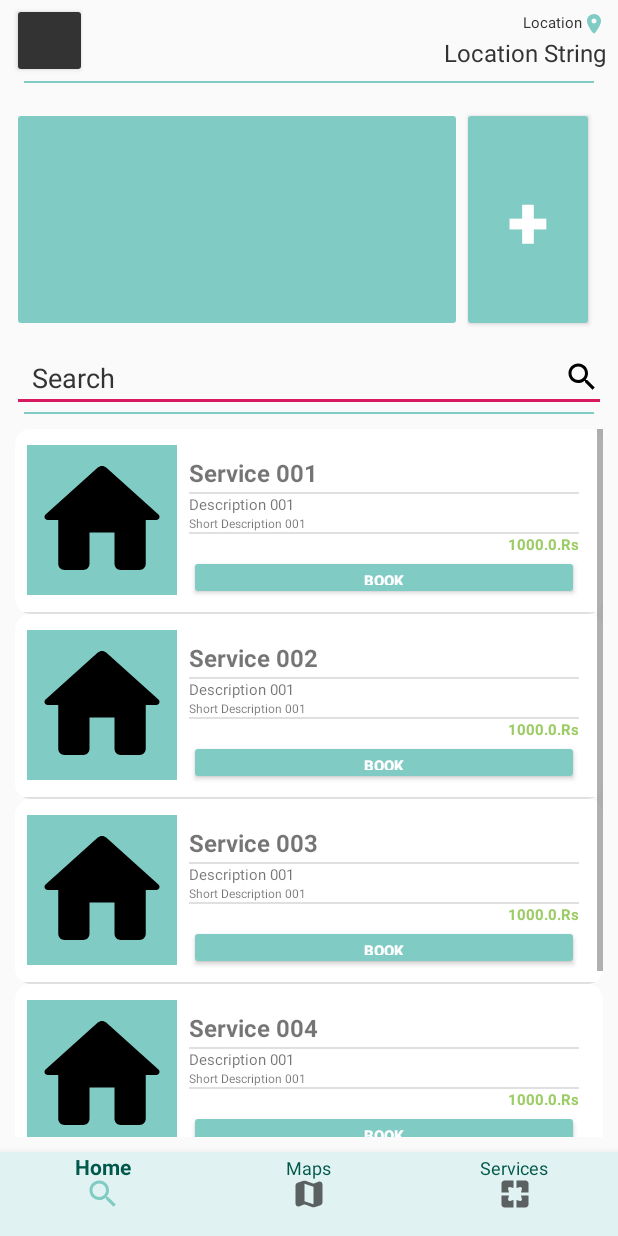
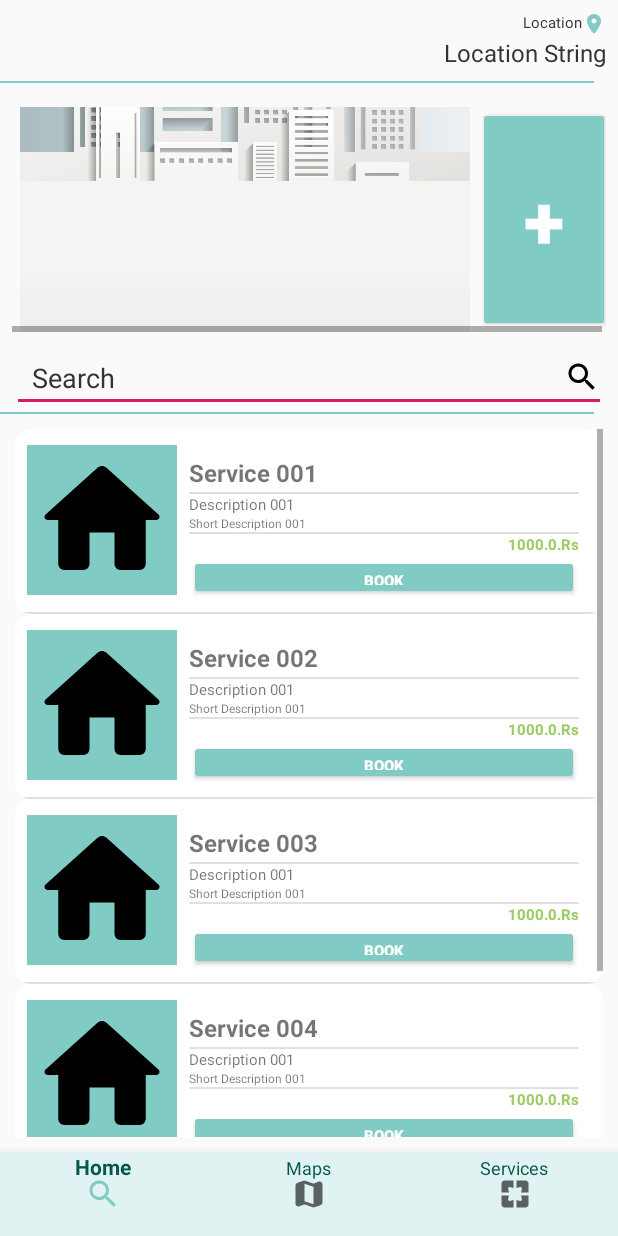
Before and after one commit to mayurs-code/Buildovo, an Android app: the MainActivity screen opened directly, with no data from a screen before it, on a phone screen of 412 x 824 dp. Run offline under Robolectric (Android 15) with nearby library versions, the phone set to English and light mode, and no system bars.

Commit message:
Initial Commit sidebar updated advertize changed from imagebutton to imageview

```diff
--- a/app/src/main/java/com/InfinitySolutions/buildovo/MainActivity.java
+++ b/app/src/main/java/com/InfinitySolutions/buildovo/MainActivity.java
@@ -12,6 +12,7 @@ import android.Manifest;
 import android.content.Context;
 import android.content.Intent;
 import android.content.pm.PackageManager;
+import android.content.res.Resources;
 import android.location.Address;
 import android.location.Geocoder;
 import android.location.Location;
@@ -24,6 +25,7 @@ import android.view.LayoutInflater;
 import android.view.View;
 import android.widget.Button;
 import android.widget.ImageButton;
+import android.widget.ImageView;
 import android.widget.LinearLayout;
 import android.widget.TextView;
 
@@ -219,9 +221,11 @@ public class MainActivity extends AppCompatActivity {
 
     public void create_advertise_button(View view)// creating new header advertise button
     {
-        ImageButton sample_button =(ImageButton)findViewById(R.id.ad_button_first);
+        ImageView sample_button =(ImageView)findViewById(R.id.ad_button_first);
         LinearLayout advertize_layout=(LinearLayout)findViewById(R.id.advertize_linear_layout);
-        ImageButton new_button=new ImageButton(this);
+        ImageView new_button=new ImageView(this);
+        new_button.setScaleType(ImageView.ScaleType.CENTER_CROP);
+        new_button.setImageDrawable(getDrawable(R.drawable.login_back));
         new_button.setLayoutParams(sample_button.getLayoutParams());
         advertize_layout.addView(new_button,0);
     }
--- a/app/src/main/res/layout/activity_main.xml
+++ b/app/src/main/res/layout/activity_main.xml
@@ -1,4 +1,13 @@
 <?xml version="1.0" encoding="utf-8"?>
+<androidx.drawerlayout.widget.DrawerLayout
+    xmlns:android="http://schemas.android.com/apk/res/android"
+    xmlns:app="http://schemas.android.com/apk/res-auto"
+    xmlns:tools="http://schemas.android.com/tools"
+    android:id="@+id/drawer_layout"
+    android:layout_width="match_parent"
+    android:layout_height="match_parent"
+    tools:context="MainActivity">
+
     <androidx.constraintlayout.widget.ConstraintLayout xmlns:android="http://schemas.android.com/apk/res/android"
         xmlns:app="http://schemas.android.com/apk/res-auto"
         xmlns:tools="http://schemas.android.com/tools"
@@ -13,31 +22,22 @@
             android:layout_height="match_parent"
             app:layout_behavior="@string/appbar_scrolling_view_behavior" />
 
-    <Button
-        android:id="@+id/button"
-        android:layout_width="50sp"
-        android:layout_height="50sp"
-        android:layout_marginStart="8dp"
-        android:layout_marginEnd="8dp"
-        android:backgroundTint="#333333"
-        app:layout_constraintBottom_toBottomOf="@+id/linearLayout"
-        app:layout_constraintEnd_toStartOf="@+id/linearLayout"
-        app:layout_constraintStart_toStartOf="parent"
-        app:layout_constraintTop_toTopOf="@+id/linearLayout" />
+        <LinearLayout
 
-    <LinearLayout
             android:id="@+id/linearLayout"
             android:layout_width="0dp"
             android:layout_height="wrap_content"
             android:layout_marginStart="8dp"
             android:layout_marginTop="8dp"
             android:layout_marginEnd="8dp"
+
             android:orientation="vertical"
             app:layout_constraintEnd_toEndOf="parent"
-        app:layout_constraintStart_toEndOf="@+id/button"
+            app:layout_constraintStart_toStartOf="@+id/container"
             app:layout_constraintTop_toTopOf="parent">
 
             <TextView
+
                 android:id="@+id/textView"
                 android:layout_width="match_parent"
                 android:layout_height="wrap_content"
@@ -60,14 +60,11 @@
             android:id="@+id/divider"
             android:layout_width="0dp"
             android:layout_height="1.5dp"
-        android:layout_marginStart="8dp"
             android:layout_marginTop="8dp"
             android:layout_marginEnd="8dp"
             android:background="?android:attr/listDivider"
             android:foreground="@color/colorPrimary"
             app:layout_constraintEnd_toEndOf="@+id/linearLayout"
-        app:layout_constraintHorizontal_bias="0.533"
-        app:layout_constraintStart_toStartOf="@+id/button"
             app:layout_constraintTop_toBottomOf="@+id/linearLayout" />
 
         <HorizontalScrollView
@@ -86,15 +83,17 @@
                 android:layout_width="wrap_content"
                 android:layout_height="150dp">
 
-            <ImageButton
+                <ImageView
                     android:id="@+id/ad_button_first"
                     style="@style/Header_button_style"
                     android:layout_width="300sp"
                     android:layout_height="match_parent"
-                android:backgroundTint="#80CBC4"
+                    android:layout_marginHorizontal="5dp"
+                    android:scaleType="centerCrop"
                     android:textAlignment="center"
                     android:textColor="#FFFFFF"
-                android:textStyle="bold" />
+                    android:textStyle="bold"
+                    app:srcCompat="@drawable/login_back" />
 
                 <Button
                     android:id="@+id/add_advertize_button"
@@ -173,4 +172,17 @@
             app:menu="@menu/navigation"></com.google.android.material.bottomnavigation.BottomNavigationView>
 
 
+
+
     </androidx.constraintlayout.widget.ConstraintLayout>
+
+    <com.google.android.material.navigation.NavigationView
+        android:layout_width="wrap_content"
+        android:layout_height="match_parent"
+        android:layout_gravity="start"
+        app:layout_constraintTop_toTopOf="parent"
+        app:menu="@menu/sidebar_tems"
+        app:headerLayout="@layout/sidebar_header"
+        tools:layout_editor_absoluteX="8dp"></com.google.android.material.navigation.NavigationView>
+
+</androidx.drawerlayout.widget.DrawerLayout>
--- a/app/src/main/res/layout/pallate_card_view_layout.xml
+++ b/app/src/main/res/layout/pallate_card_view_layout.xml
@@ -7,8 +7,6 @@
     android:layout_width="match_parent"
     android:layout_height="wrap_content"
     android:layout_margin="5dp"
-
-
     android:elevation="0dp"
     android:outlineAmbientShadowColor="@color/black"
     app:cardCornerRadius="10dp"
--- /dev/null
+++ b/app/src/main/res/layout/sidebar_header.xml
@@ -0,0 +1,24 @@
+<?xml version="1.0" encoding="utf-8"?>
+<com.google.android.material.navigation.NavigationView
+    xmlns:android="http://schemas.android.com/apk/res/android"
+    xmlns:app="http://schemas.android.com/apk/res-auto"
+    android:layout_width="match_parent"
+    android:layout_height="match_parent">
+
+    <ImageView
+        android:id="@+id/imageView4"
+        android:layout_width="match_parent"
+        android:layout_height="300dp"
+        android:background="@color/colorPrimary"
+        android:foregroundTint="#00FF0000"
+        android:scaleType="centerCrop"
+        app:srcCompat="@drawable/login_back" />
+
+    <ImageView
+        android:id="@+id/imageView5"
+        android:layout_width="match_parent"
+        android:layout_height="300dp"
+        android:background="#8D6F003D"
+        android:scaleType="centerCrop"
+        app:srcCompat="@drawable/starter_logo" />
+</com.google.android.material.navigation.NavigationView>
--- /dev/null
+++ b/app/src/main/res/menu/sidebar_tems.xml
@@ -0,0 +1,31 @@
+<?xml version="1.0" encoding="utf-8"?>
+<menu xmlns:android="http://schemas.android.com/apk/res/android">
+
+
+    <item
+        android:id="@+id/sidebar1"
+        android:icon="@drawable/home_icon"
+        android:title="Home">
+
+    </item>
+    <item
+        android:id="@+id/sidebar2"
+        android:title="sidebar2">
+
+    </item>
+    <item
+        android:id="@+id/sidebar3"
+        android:title="sidebar3">
+
+    </item>
+    <item
+        android:id="@+id/sidebar4"
+        android:title="sidebar4">
+
+    </item>
+    <item
+        android:id="@+id/sidebar5"
+        android:title="Log out">
+
+    </item>
+</menu>
```
Lines whose indentation alone changed are shown as unchanged.
